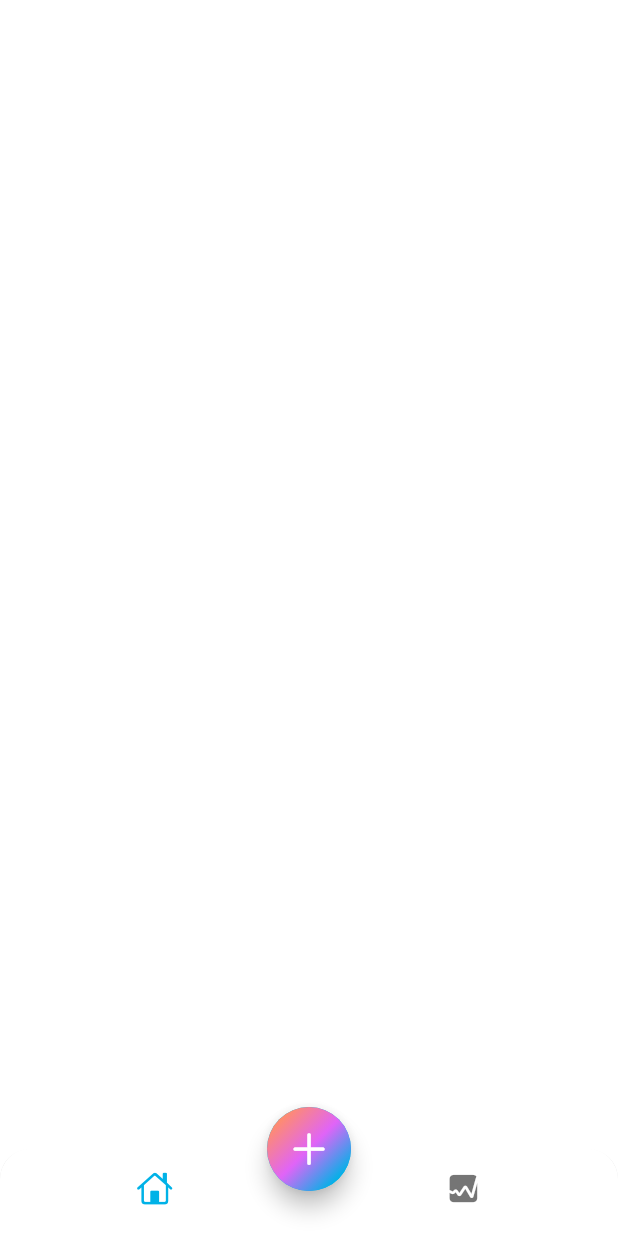
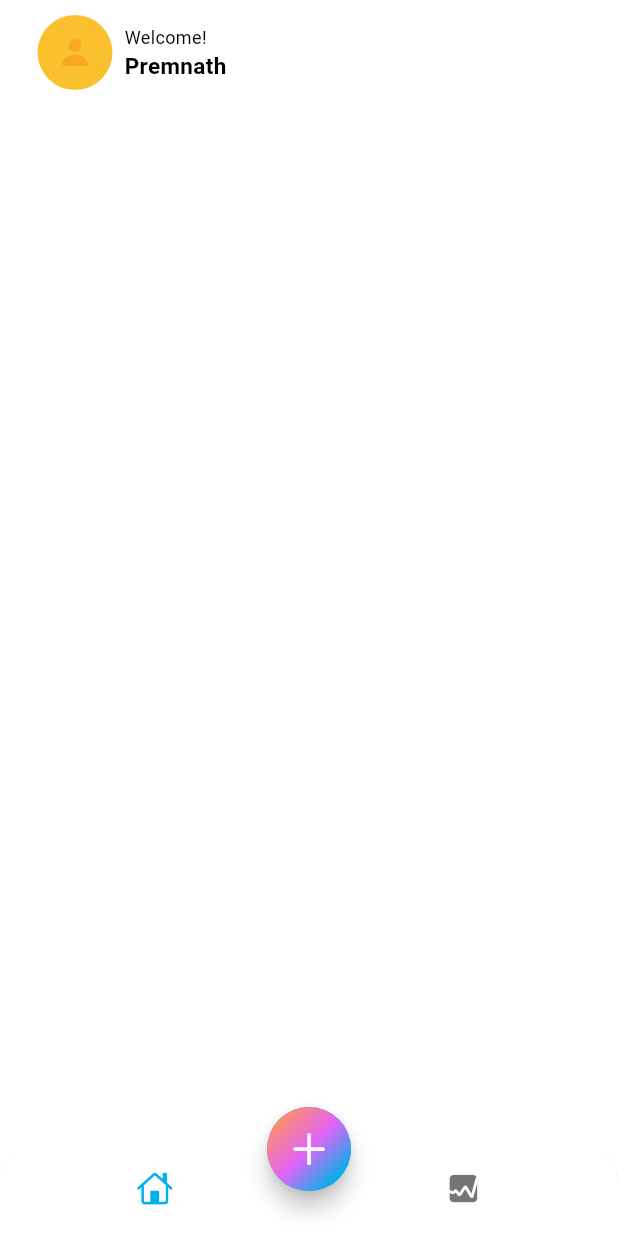
Before and after one commit to premnaththirumalaisamy/expenses_tracker, a Flutter app: the screen it shows after launch, on a phone screen of 412 x 824 dp. Run offline on Flutter 3.47's test engine with Material 3 defaults, Android fonts, the phone set to English and light mode, and no system bars.

Commit message:
Added home screen

```diff
--- a/lib/screens/home/views/home_screen.dart
+++ b/lib/screens/home/views/home_screen.dart
@@ -1,5 +1,6 @@
 import 'dart:math';
 
+import 'package:expenses_tracker/screens/home/views/main_screen.dart';
 import 'package:flutter/cupertino.dart';
 import 'package:flutter/material.dart';
 
@@ -9,7 +10,6 @@
   @override
   Widget build(BuildContext context) {
     return Scaffold(
-      appBar: AppBar(),
       bottomNavigationBar: ClipRRect(
         borderRadius: const BorderRadius.vertical(
             top:Radius.circular(20)
@@ -54,6 +54,7 @@
           )
       ),
       ),
+    body: new MainScreen()
     );
   }
 }
--- /dev/null
+++ b/lib/screens/home/views/main_screen.dart
@@ -0,0 +1,60 @@
+import 'package:flutter/cupertino.dart';
+import 'package:flutter/material.dart';
+
+class MainScreen extends StatelessWidget {
+  const MainScreen({super.key});
+
+  @override
+  Widget build(BuildContext context) {
+    return SafeArea(
+      child: Padding(
+        padding: const EdgeInsets.symmetric(horizontal: 25.0,vertical: 10.0),
+        child: Column(
+          children: [
+            Row(
+              children: [
+                Stack(
+                  alignment: Alignment.center,
+                  children: [
+                    Container(
+                      width: 50,
+                      height: 50,
+                      decoration: BoxDecoration(
+                          shape: BoxShape.circle,
+                          color: Colors.yellow[700]
+                      ),
+                    ),
+                    Icon(
+                        CupertinoIcons.person_fill,
+                        color: Colors.yellow[800],
+                    )
+                  ],
+        ),
+                const SizedBox(width: 8),
+                  Column(
+                    crossAxisAlignment: CrossAxisAlignment.start,
+                    children: [
+                      Text(
+                        'Welcome!',
+                        style: TextStyle(
+                            fontSize: 12,
+                          color: Theme.of(context).colorScheme.outline
+                        ),
+                      ),
+                      Text(
+                        'Premnath',
+                        style: TextStyle(
+                            fontSize: 15,
+                            fontWeight: FontWeight.bold,
+                        ),
+                      ),
+                    ],
+                  ),
+              ],
+            )
+          ],
+        ),
+      ),
+    );
+  }
+}
```
